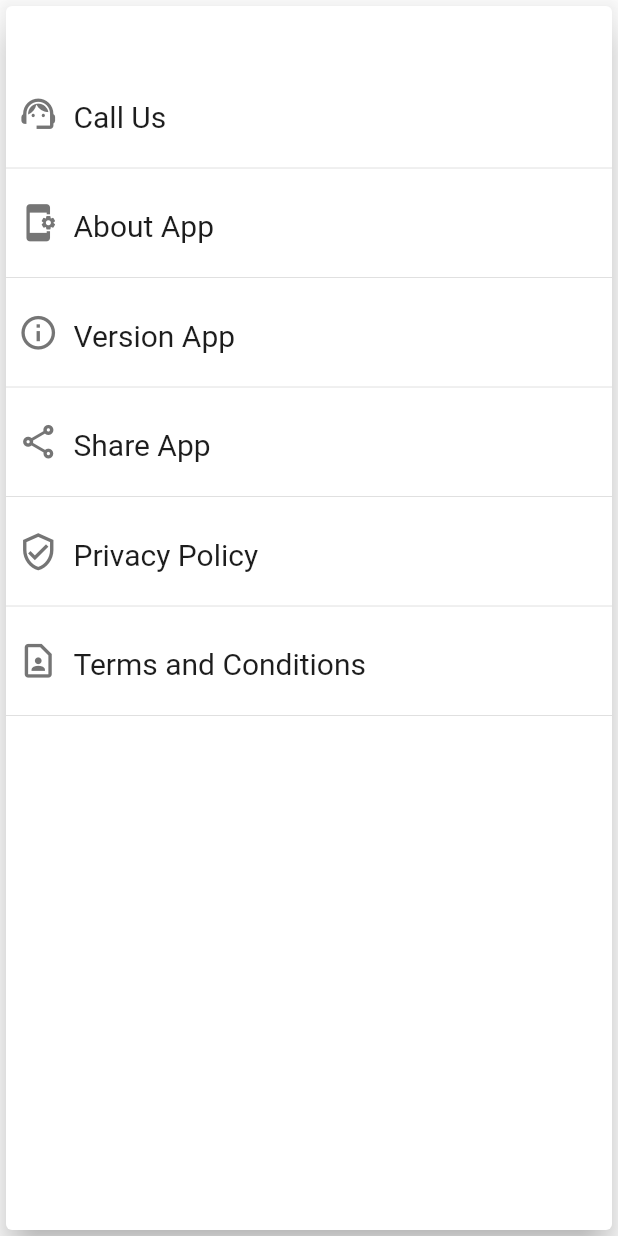
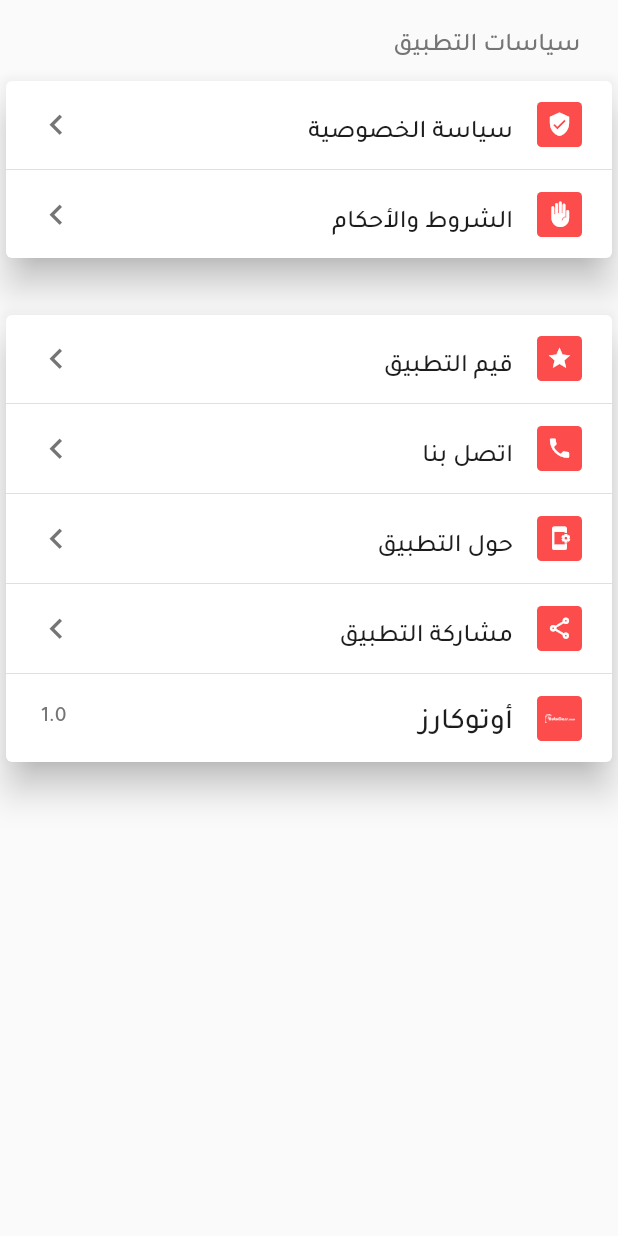
Before and after one commit to Yasser8351/Auto-Car, a Flutter app: the More screen opened by its route, on a phone screen of 412 x 824 dp. Run offline on Flutter 3.47's test engine with Material 2 defaults, Android fonts, the phone set to English and light mode, and no system bars; our stand-ins replace carousel_slider, flutter_svg, share_plus, sqflite; accounts and stored records are empty; project files that could hold a hidden picture were left out.

Commit message:
redesigning more screen

```diff
--- a/lib/config/app_config.dart
+++ b/lib/config/app_config.dart
@@ -9,18 +9,20 @@ class AppConfig {
   static const offers = "العروض";
   static const more = "المزيد";
   static const faq = "الأسئلة الشائعة";
-  static const shareApp = "Share App";
-  static const aboutApp = "About App";
-  static const versionApp = "Version App";
-  static const callUs = "Call Us";
-  static const privacyPolicy = "Privacy Policy";
-  static const search = "Search";
-  static const termsAndConditions = "Terms and Conditions";
+  static const shareApp = "مشاركة التطبيق";
+  static const aboutApp = "حول التطبيق";
+  static const versionApp = "اصدار التطبيق";
+  static const callUs = "اتصل بنا";
+  static const privacyPolicy = "سياسة الخصوصية";
+  static const privacyApp = "سياسات التطبيق";
+  static const rateApp = "قيم التطبيق";
+  static const search = "بحث...";
+  static const termsAndConditions = "الشروط والأحكام";
   static const findYourFavertCar = "Let,s find You favorites car here";
   static const findCar = "find your car";
   static const viewAll = "view All";
   static const brands = "Brands";
-  static const bayNow = "Bay Now";
+  static const bayNow = "اشتري الأن";
   static const shareOffers = "احصل علي عرض السيارة الان";
   static const shareDiscreption =
       "حمل تطبيق اوتوكارز واحصل علي افضل عروض السيارات";
@@ -75,7 +77,7 @@ class AppConfig {
   static const imageCar4 = "assets/images/car4.jpeg";
   static const imageCar5 = "assets/images/car5.jpeg";
   static const imageCar6 = "assets/images/car6.jpeg";
-  static const filter = "assets/images/filter.svg"; //filter.svg
+  static const filter = "assets/images/filter.svg";
   static const whatsapp = "assets/images/whatsapp.svg";
   static const tesla = "assets/images/tesla2.png";
   static const ferrari = "assets/images/ferrari.png";
--- a/lib/config/app_style.dart
+++ b/lib/config/app_style.dart
@@ -3,6 +3,14 @@ import 'package:flutter/material.dart';
 class AppStyle {
   // Text Style fpr All App
 
+  static const textMoreScreenScendry = TextStyle(
+    fontSize: 17,
+    color: Color.fromARGB(255, 29, 29, 29),
+  );
+  static final textMoreScreenTitle = TextStyle(
+    fontSize: 17,
+    color: Colors.grey.shade600,
+  );
   static const textStyle1 =
       TextStyle(color: Colors.white, fontSize: 25, fontWeight: FontWeight.bold);
   static const textStyle2 = TextStyle(
--- a/lib/main.dart
+++ b/lib/main.dart
@@ -5,7 +5,6 @@ import 'package:auto_car/view/favert.dart';
 import 'package:auto_car/view/home.dart';
 import 'package:auto_car/view/more.dart';
 import 'package:auto_car/view/offers.dart';
-import 'package:auto_car/view/tab_screen.dart';
 import 'package:flutter/material.dart';
 import 'package:provider/provider.dart';
 
@@ -33,7 +32,9 @@ class MyApp extends StatelessWidget {
         title: 'Flutter Demo',
         debugShowCheckedModeBanner: false,
         theme: ThemeData(
-          //fontFamily: 'Changa',
+          // const Color(0xff7B838E)   grey
+          // const Color(0xffFD4C4C)   red.shade
+          fontFamily: 'Changa',
           primaryColor: Colors.black,
           colorScheme: const ColorScheme(
             primary: Colors.black,
@@ -41,7 +42,6 @@ class MyApp extends StatelessWidget {
             background: Colors.yellow,
             onBackground: Colors.black,
             secondary: Color.fromARGB(255, 206, 3, 162),
-            // secondary: const Color(0xffF8F8F8),
             onSecondary: Colors.white,
             error: Colors.grey,
             onError: Color.fromARGB(255, 250, 150, 0),
@@ -50,7 +50,8 @@ class MyApp extends StatelessWidget {
             brightness: Brightness.light,
           ),
         ),
-        home: const TabScreen(),
+        home: const More(),
+        // home: const TabScreen(),
         routes: {
           Home.routeName: (ctx) => const Home(),
           CategoryScreen.routeName: (ctx) => const CategoryScreen(),
--- a/lib/view/more.dart
+++ b/lib/view/more.dart
@@ -1,9 +1,10 @@
 import 'package:auto_car/config/app_config.dart';
-import 'package:auto_car/view/about_screen.dart';
+import 'package:auto_car/config/app_style.dart';
 import 'package:auto_car/view/version_screen.dart';
 import 'package:flutter/material.dart';
 import 'package:share_plus/share_plus.dart';
 
+import 'about_screen.dart';
 import 'terms_and_conditions_screen.dart';
 
 class More extends StatelessWidget {
@@ -14,43 +15,81 @@ class More extends StatelessWidget {
   @override
   Widget build(BuildContext context) {
     return Scaffold(
-      body: Card(
-        // margin: const EdgeInsets.symmetric(horizontal: 5, vertical: 8),
+      body: SingleChildScrollView(
+        child: Column(
+          crossAxisAlignment: CrossAxisAlignment.center,
+          children: [
+            const SizedBox(height: 20),
+            Padding(
+              padding: const EdgeInsets.symmetric(horizontal: 25),
+              child: Align(
+                alignment: Alignment.centerRight,
+                child: Text(
+                  AppConfig.privacyApp,
+                  style: AppStyle.textMoreScreenTitle,
+                ),
+              ),
+            ),
+            const SizedBox(height: 10),
+            Card(
               elevation: 10,
               child: Column(
                 crossAxisAlignment: CrossAxisAlignment.center,
                 children: [
-            const SizedBox(height: 50),
-            buildCardItem(
-                context, AppConfig.callUs, Icons.support_agent, () => {}),
-            buildDivider(),
-            buildCardItem(context, AppConfig.aboutApp, Icons.app_settings_alt,
-                () => Navigator.of(context).pushNamed(AboutScreen.routeName)),
-            buildDivider(),
-            buildCardItem(context, AppConfig.versionApp, Icons.info_outline,
-                () => Navigator.of(context).pushNamed(VersionScreen.routeName)),
-            buildDivider(),
-            buildCardItem(context, AppConfig.shareApp, Icons.share_outlined,
-                () async {
-              await Share.share(AppConfig.shareDiscreption);
-            }),
-
-            // () async {await Share.share(AppConfig.shareDiscreption)};
-            buildDivider(),
+                  const SizedBox(height: 14),
                   buildCardItem(
                       context,
                       AppConfig.privacyPolicy,
-                Icons.verified_user_outlined,
+                      Icons.verified_user,
                       () => Navigator.of(context)
                           .pushNamed(TermsAndConditions.routeName)),
                   buildDivider(),
                   buildCardItem(
                       context,
                       AppConfig.termsAndConditions,
-                Icons.contact_page_outlined,
+                      Icons.front_hand,
                       () => Navigator.of(context)
                           .pushNamed(TermsAndConditions.routeName)),
+                  const SizedBox(height: 14),
+                ],
+              ),
+            ),
+            const SizedBox(height: 30),
+            Card(
+              elevation: 10,
+              child: Column(
+                crossAxisAlignment: CrossAxisAlignment.center,
+                children: [
+                  const SizedBox(height: 14),
+                  buildCardItem(
+                      context, AppConfig.rateApp, Icons.star, () => {}),
                   buildDivider(),
+                  buildCardItem(
+                      context, AppConfig.callUs, Icons.phone, () => {}),
+                  buildDivider(),
+                  buildCardItem(
+                      context,
+                      AppConfig.aboutApp,
+                      Icons.app_settings_alt,
+                      () => Navigator.of(context)
+                          .pushNamed(AboutScreen.routeName)),
+                  buildDivider(),
+                  buildCardItem(
+                      context, AppConfig.shareApp, Icons.share_outlined,
+                      () async {
+                    await Share.share(AppConfig.shareDiscreption);
+                  }),
+                  buildDivider(),
+                  buildCardAboutApp(
+                      context,
+                      AppConfig.appName,
+                      AppConfig.logo,
+                      () => Navigator.of(context)
+                          .pushNamed(VersionScreen.routeName)),
+                  const SizedBox(height: 14),
+                ],
+              ),
+            ),
           ],
         ),
       ),
@@ -69,13 +108,54 @@ buildCardItem(
   return GestureDetector(
     onTap: () => onTap(),
     child: Padding(
-      padding: const EdgeInsets.all(8.0),
+      padding: const EdgeInsets.symmetric(horizontal: 20),
       child: Row(
-        mainAxisAlignment: MainAxisAlignment.start,
+        mainAxisAlignment: MainAxisAlignment.spaceBetween,
+        children: [
+          Icon(Icons.navigate_before, size: 27, color: Colors.grey.shade600),
+          Row(
+            mainAxisAlignment: MainAxisAlignment.end,
             crossAxisAlignment: CrossAxisAlignment.end,
             children: [
-          Icon(icons, size: 27, color: Colors.grey.shade600),
-          const SizedBox(width: 10),
+              Text(title, style: AppStyle.textMoreScreenScendry),
+              const SizedBox(width: 16),
+              Container(
+                  decoration: BoxDecoration(
+                    color: const Color(0xffFD4C4C),
+                    borderRadius: BorderRadius.circular(3),
+                  ),
+                  height: 30,
+                  width: 30,
+                  child: Icon(icons, size: 17, color: Colors.white)),
+            ],
+          ),
+        ],
+      ),
+    ),
+  );
+}
+
+buildCardAboutApp(
+    BuildContext context, String title, String icons, Function() onTap) {
+  return GestureDetector(
+    onTap: () => onTap(),
+    child: Padding(
+      padding: const EdgeInsets.symmetric(horizontal: 20),
+      child: Row(
+        mainAxisAlignment: MainAxisAlignment.spaceBetween,
+        children: [
+          //Icon(Icons.navigate_before, size: 27, color: Colors.grey.shade600),
+          Text(
+            " 1.0 ",
+            style: TextStyle(
+              fontSize: 14,
+              color: Colors.grey.shade600,
+            ),
+          ),
+          Row(
+            mainAxisAlignment: MainAxisAlignment.end,
+            crossAxisAlignment: CrossAxisAlignment.end,
+            children: [
               Text(
                 title,
                 style: const TextStyle(
@@ -83,6 +163,22 @@ buildCardItem(
                   color: Color.fromARGB(255, 29, 29, 29),
                 ),
               ),
+              const SizedBox(width: 16),
+              Container(
+                decoration: BoxDecoration(
+                  color: const Color(0xffFD4C4C),
+                  borderRadius: BorderRadius.circular(3),
+                ),
+                height: 30,
+                width: 30,
+                child: Center(
+                  child: Image.asset(icons,
+                      width: 20, height: 20, color: Colors.white),
+                ),
+              ),
+              // child: Icon(icons, size: 20, color: Colors.white)),
+            ],
+          ),
         ],
       ),
     ),
```
Lines whose indentation alone changed are shown as unchanged.
